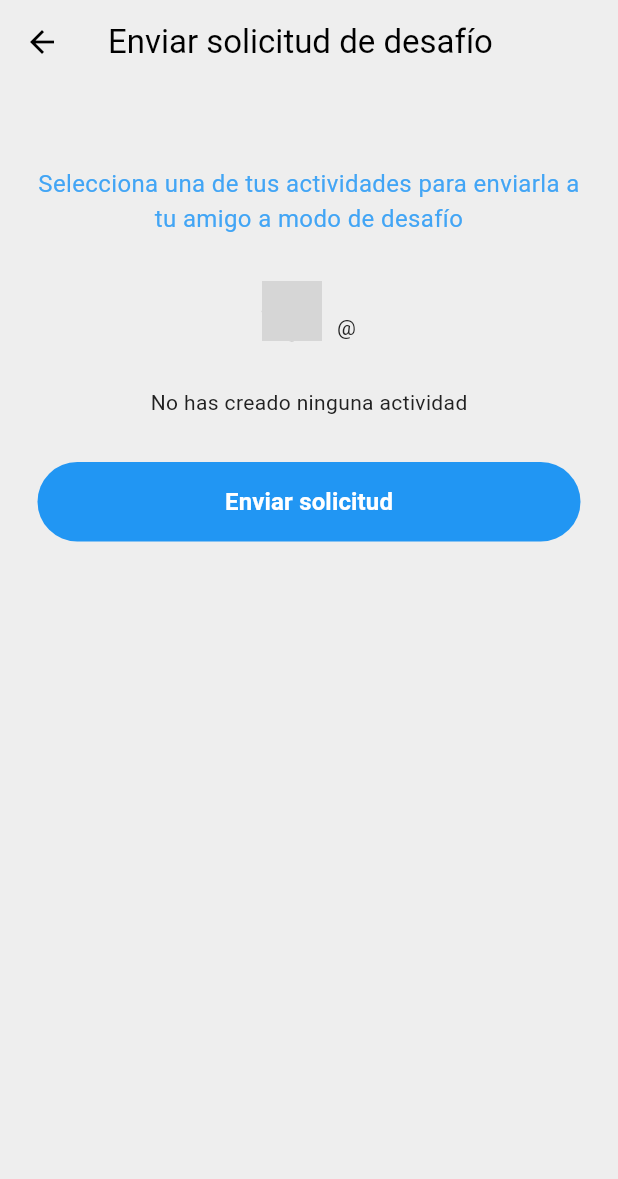
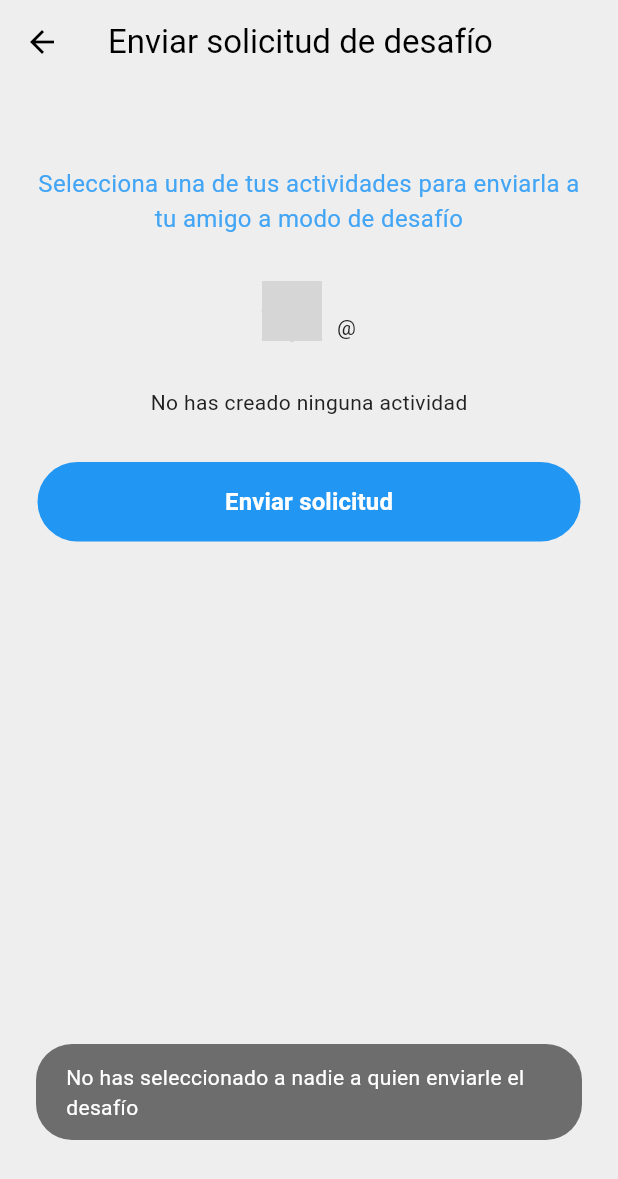
Before and after one commit to ignamarga1/ActivityTracker, a Flutter app: the SendChallengePage screen opened by its route, after a tap on "Enviar solicitud", on a phone screen of 412 x 824 dp. Shown: the top 1179 px of the screen. Run offline on Flutter 3.47's test engine with Material 3 defaults, Android fonts, the phone set to English and light mode, and no system bars; our stand-ins replace cloud_firestore, easy_date_timeline, firebase_auth, firebase_core, fl_chart, flutter_dotenv and 10 more; missing offline and left inert: home_widget; accounts and stored records are empty; network calls fail; project files that could hold a hidden picture were left out; grey boxes are pictures that could not be loaded.

Commit message:
Fixed error control messages issues

```diff
--- a/activity_tracker_flutter/lib/pages/challenges/send_challenge_page.dart
+++ b/activity_tracker_flutter/lib/pages/challenges/send_challenge_page.dart
@@ -243,8 +243,6 @@ class _SendChallengePageState extends State<SendChallengePage> {
 
                     child: const Text('Enviar solicitud', style: TextStyle(fontWeight: FontWeight.bold, fontSize: 16)),
                     onPressed: () async {
-                      final selectedFriend = await UserService().getUserById(_selectedFriendId!).first;
-
                       // Error control
                       if (_selectedFriendId == null || _selectedFriendId!.isEmpty) {
                         StdFluttertoast.show(
@@ -252,13 +250,21 @@ class _SendChallengePageState extends State<SendChallengePage> {
                           Toast.LENGTH_LONG,
                           ToastGravity.BOTTOM,
                         );
-                      } else if (_selectedActivityId == null || _selectedActivityId!.isEmpty) {
+                        return;
+                      }
+
+                      if (_selectedActivityId == null || _selectedActivityId!.isEmpty) {
                         StdFluttertoast.show(
                           'No has seleccionado ninguna actividad para el desafío',
                           Toast.LENGTH_LONG,
                           ToastGravity.BOTTOM,
                         );
-                      } else if (await ChallengeRequestService().doesChallengeRequestExist(
+                        return;
+                      }
+
+                      final selectedFriend = await UserService().getUserById(_selectedFriendId!).first;
+
+                      if (await ChallengeRequestService().doesChallengeRequestExist(
                         user.uid,
                         _selectedFriendId!,
                         _selectedActivityId!,
@@ -269,8 +275,6 @@ class _SendChallengePageState extends State<SendChallengePage> {
                           ToastGravity.BOTTOM,
                         );
                       } else {
-                        final selectedFriend = await UserService().getUserById(_selectedFriendId!).first;
-
                         // Creates the challenge request
                         ChallengeRequestService().createChallengeRequest(
                           senderUserId: user.uid,
```
